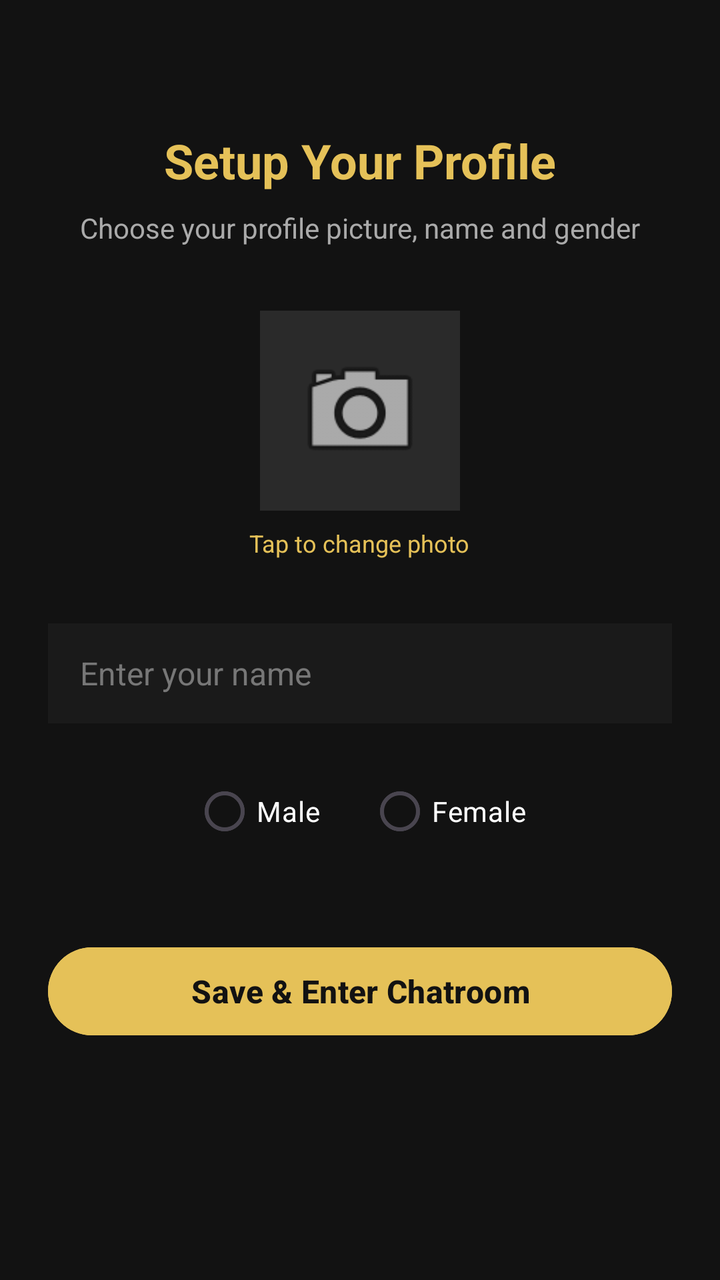
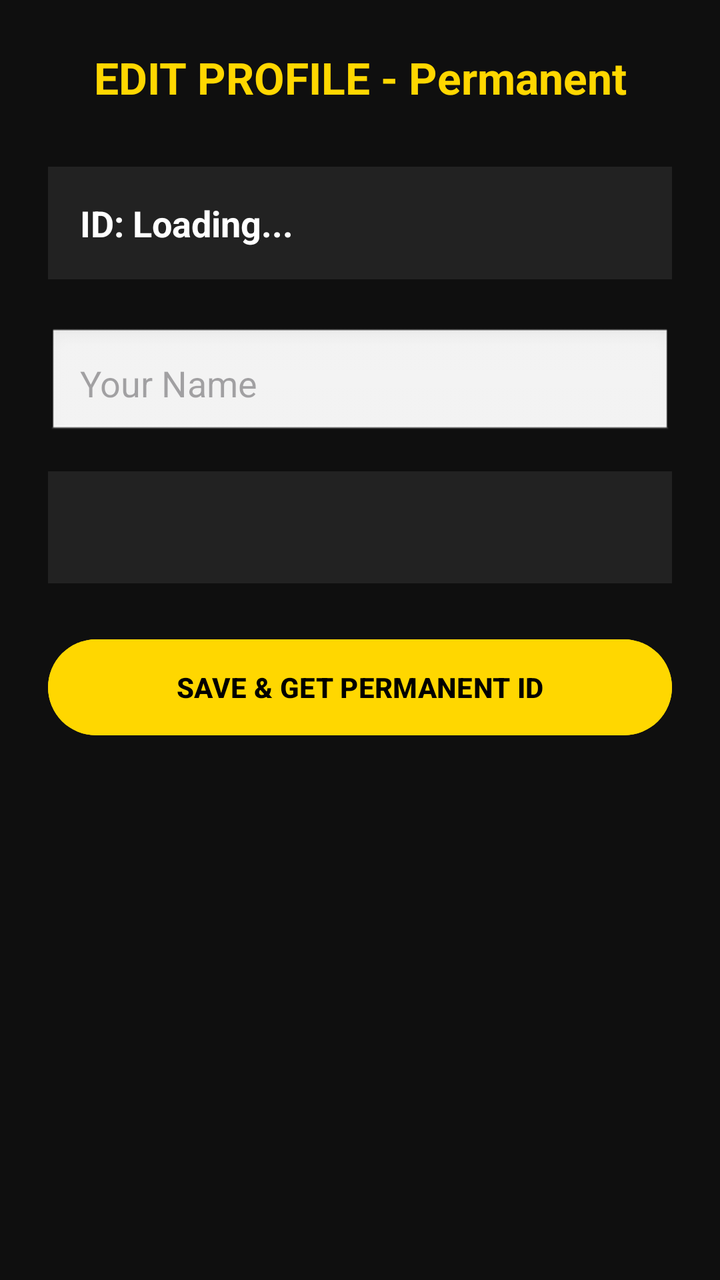

Two renders of the same Android screen: before a commit and after it. Below are the layout's source before the change and the commit's diff.
<!-- AndroidManifest.xml: application theme Theme.SRVoiceChat -->
<!-- res/layout/activity_profile.xml -->
<?xml version="1.0" encoding="utf-8"?>
<LinearLayout xmlns:android="http://schemas.android.com/apk/res/android"
    android:layout_width="match_parent"
    android:layout_height="match_parent"
    android:background="#121212"
    android:gravity="center_horizontal"
    android:orientation="vertical"
    android:padding="24dp">

    <TextView
        android:layout_width="wrap_content"
        android:layout_height="wrap_content"
        android:layout_marginTop="40dp"
        android:text="Setup Your Profile"
        android:textColor="#E5C158"
        android:textSize="24sp"
        android:textStyle="bold" />

    <TextView
        android:layout_width="wrap_content"
        android:layout_height="wrap_content"
        android:layout_marginTop="8dp"
        android:text="Choose your profile picture, name and gender"
        android:textColor="#AAAAAA"
        android:textSize="14sp" />

    
    <ImageView
        android:id="@+id/imgProfile"
        android:layout_width="100dp"
        android:layout_height="100dp"
        android:layout_marginTop="32dp"
        android:background="#2A2A2A"
        android:contentDescription="Profile Picture"
        android:padding="16dp"
        android:src="@android:drawable/ic_menu_camera" />

    <TextView
        android:layout_width="wrap_content"
        android:layout_height="wrap_content"
        android:layout_marginTop="8dp"
        android:text="Tap to change photo"
        android:textColor="#E5C158"
        android:textSize="12sp" />

    
    <EditText
        android:id="@+id/etName"
        android:layout_width="match_parent"
        android:layout_height="50dp"
        android:layout_marginTop="32dp"
        android:background="#1A1A1A"
        android:hint="Enter your name"
        android:inputType="textPersonName"
        android:paddingHorizontal="16dp"
        android:textColor="#FFFFFF"
        android:textColorHint="#777777"
        android:textSize="16sp" />

    
    <RadioGroup
        android:id="@+id/rgGender"
        android:layout_width="match_parent"
        android:layout_height="wrap_content"
        android:layout_marginTop="20dp"
        android:orientation="horizontal"
        android:gravity="center">

        <RadioButton
            android:id="@+id/rbMale"
            android:layout_width="wrap_content"
            android:layout_height="wrap_content"
            android:layout_marginEnd="24dp"
            android:text="Male"
            android:textColor="#FFFFFF"
            android:buttonTint="#E5C158" />

        <RadioButton
            android:id="@+id/rbFemale"
            android:layout_width="wrap_content"
            android:layout_height="wrap_content"
            android:text="Female"
            android:textColor="#FFFFFF"
            android:buttonTint="#E5C158" />
    </RadioGroup>

    
    <Button
        android:id="@+id/btnSaveAndEnter"
        android:layout_width="match_parent"
        android:layout_height="52dp"
        android:layout_marginTop="40dp"
        android:backgroundTint="#E5C158"
        android:text="Save &amp; Enter Chatroom"
        android:textAllCaps="false"
        android:textColor="#121212"
        android:textSize="16sp"
        android:textStyle="bold" />

</LinearLayout>
<!-- resources referenced by this layout -->
<resources>
  <style name="Theme.SRVoiceChat" parent="Theme.Material3.DayNight.NoActionBar">
          <item name="colorPrimary">#FF4081</item>
          <item name="android:statusBarColor">#FF4081</item>
          <item name="android:windowLightStatusBar">true</item>
      </style>
</resources>

<!-- the commit's change to res/layout/activity_profile.xml (unified diff, before → after) -->
@@ -2,99 +2,56 @@
 <LinearLayout xmlns:android="http://schemas.android.com/apk/res/android"
     android:layout_width="match_parent"
     android:layout_height="match_parent"
-    android:background="#121212"
-    android:gravity="center_horizontal"
     android:orientation="vertical"
+    android:background="#0F0F0F"
     android:padding="24dp">
 
     <TextView
-        android:layout_width="wrap_content"
+        android:layout_width="match_parent"
         android:layout_height="wrap_content"
-        android:layout_marginTop="40dp"
-        android:text="Setup Your Profile"
-        android:textColor="#E5C158"
-        android:textSize="24sp"
-        android:textStyle="bold" />
+        android:text="EDIT PROFILE - Permanent"
+        android:textColor="#FFD700"
+        android:textSize="22sp"
+        android:textStyle="bold"
+        android:gravity="center"
+        android:layout_marginBottom="30dp"/>
 
     <TextView
-        android:layout_width="wrap_content"
+        android:id="@+id/tvPermanentId"
+        android:layout_width="match_parent"
         android:layout_height="wrap_content"
-        android:layout_marginTop="8dp"
-        android:text="Choose your profile picture, name and gender"
-        android:textColor="#AAAAAA"
-        android:textSize="14sp" />
+        android:text="ID: Loading..."
+        android:textColor="#FFFFFF"
+        android:textSize="18sp"
+        android:textStyle="bold"
+        android:background="#222222"
+        android:padding="16dp"
+        android:layout_marginBottom="24dp"/>
 
-    
-    <ImageView
-        android:id="@+id/imgProfile"
-        android:layout_width="100dp"
-        android:layout_height="100dp"
-        android:layout_marginTop="32dp"
-        android:background="#2A2A2A"
-        android:contentDescription="Profile Picture"
-        android:padding="16dp"
-        android:src="@android:drawable/ic_menu_camera" />
-
-    <TextView
-        android:layout_width="wrap_content"
-        android:layout_height="wrap_content"
-        android:layout_marginTop="8dp"
-        android:text="Tap to change photo"
-        android:textColor="#E5C158"
-        android:textSize="12sp" />
-
-    
     <EditText
         android:id="@+id/etName"
         android:layout_width="match_parent"
-        android:layout_height="50dp"
-        android:layout_marginTop="32dp"
-        android:background="#1A1A1A"
-        android:hint="Enter your name"
-        android:inputType="textPersonName"
-        android:paddingHorizontal="16dp"
+        android:layout_height="56dp"
+        android:hint="Your Name"
         android:textColor="#FFFFFF"
-        android:textColorHint="#777777"
-        android:textSize="16sp" />
+        android:background="@android:drawable/edit_text"
+        android:padding="16dp"
+        android:layout_marginBottom="16dp"/>
 
-    
-    <RadioGroup
-        android:id="@+id/rgGender"
+    <Spinner
+        android:id="@+id/spGender"
         android:layout_width="match_parent"
-        android:layout_height="wrap_content"
-        android:layout_marginTop="20dp"
-        android:orientation="horizontal"
-        android:gravity="center">
+        android:layout_height="56dp"
+        android:background="#222222"
+        android:layout_marginBottom="24dp"/>
 
-        <RadioButton
-            android:id="@+id/rbMale"
-            android:layout_width="wrap_content"
-            android:layout_height="wrap_content"
-            android:layout_marginEnd="24dp"
-            android:text="Male"
-            android:textColor="#FFFFFF"
-            android:buttonTint="#E5C158" />
-
-        <RadioButton
-            android:id="@+id/rbFemale"
-            android:layout_width="wrap_content"
-            android:layout_height="wrap_content"
-            android:text="Female"
-            android:textColor="#FFFFFF"
-            android:buttonTint="#E5C158" />
-    </RadioGroup>
-
-    
     <Button
-        android:id="@+id/btnSaveAndEnter"
+        android:id="@+id/btnSaveProfile"
         android:layout_width="match_parent"
-        android:layout_height="52dp"
-        android:layout_marginTop="40dp"
-        android:backgroundTint="#E5C158"
-        android:text="Save &amp; Enter Chatroom"
-        android:textAllCaps="false"
-        android:textColor="#121212"
-        android:textSize="16sp"
-        android:textStyle="bold" />
+        android:layout_height="56dp"
+        android:text="SAVE &amp; GET PERMANENT ID"
+        android:backgroundTint="#FFD700"
+        android:textColor="#000000"
+        android:textStyle="bold"/>
 
 </LinearLayout>
